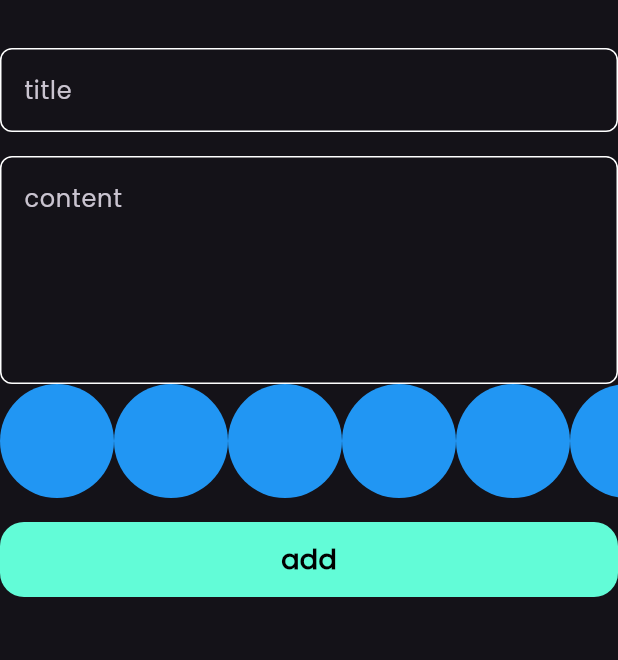
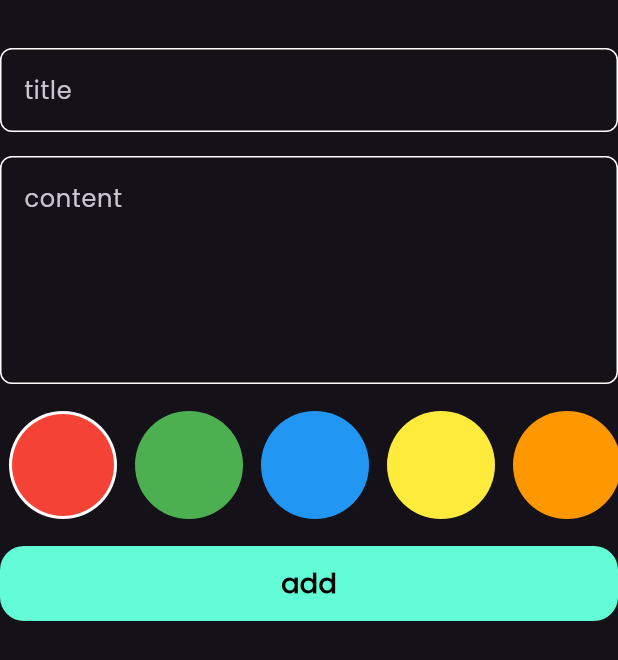
Before and after one commit to yosramohsen2-png/notes-app, a Flutter app: the AddNoteForm widget shown alone on an empty page, opened directly, on a phone screen of 412 x 824 dp. Shown: the top 660 px of the screen. Run offline on Flutter 3.47's test engine with Material 3 defaults, Android fonts, the phone set to English and light mode, and no system bars; our stand-ins replace bloc, flutter_bloc, hive, hive_flutter; accounts and stored records are empty.

Commit message:
colors list view p2

```diff
--- a/lib/views/notes_view.dart
+++ b/lib/views/notes_view.dart
@@ -35,8 +35,6 @@
 //   }
 // }
 import 'package:flutter/material.dart';
-import 'package:flutter_bloc/flutter_bloc.dart';
-import 'package:note/add_note_cubit/cubit/cubit/notes_cubit/notes_cubit_cubit.dart';
 import 'package:note/widgets/add_note_buttom_sheet.dart';
 import 'package:note/widgets/notes_view_body.dart';
 
--- a/lib/widgets/add_note_form.dart
+++ b/lib/widgets/add_note_form.dart
@@ -43,6 +43,7 @@ class _AddNoteFormState extends State<AddNoteForm> {
               subtitle = value;
             },
           ),
+          SizedBox(height: 16),
           const ColorsListView(),
           const SizedBox(height: 16),
           BlocBuilder<AddNoteCubit, AddNoteState>(
--- a/lib/widgets/colors_list_view.dart
+++ b/lib/widgets/colors_list_view.dart
@@ -1,26 +1,64 @@
 import 'package:flutter/material.dart';
 
 class ColorItem extends StatelessWidget {
-  const ColorItem({super.key});
-
+  const ColorItem({super.key, required this.isActive, required this.color});
+  final bool isActive;
+  final Color color;
   @override
   Widget build(BuildContext context) {
-    return CircleAvatar(backgroundColor: Colors.blue, radius: 38);
+    return isActive
+        ? CircleAvatar(
+            radius: 36,
+            backgroundColor: Colors.white,
+            child: CircleAvatar(backgroundColor: color, radius: 34),
+          )
+        : CircleAvatar(backgroundColor: color, radius: 36);
   }
 }
 
-class ColorsListView extends StatelessWidget {
+class ColorsListView extends StatefulWidget {
   const ColorsListView({super.key});
 
+  @override
+  State<ColorsListView> createState() => _ColorsListViewState();
+}
+
+class _ColorsListViewState extends State<ColorsListView> {
+  int currentIndex = 0;
+  List<Color> colors = [
+    Colors.red,
+    Colors.green,
+    Colors.blue,
+    Colors.yellow,
+    Colors.orange,
+    Colors.purple,
+    Colors.brown,
+    Colors.cyan,
+    Colors.pink,
+    Colors.teal,
+  ];
   @override
   Widget build(BuildContext context) {
     return SizedBox(
       height: 38 * 2,
       child: ListView.builder(
-        itemCount: 10,
+        itemCount: colors.length,
         scrollDirection: Axis.horizontal,
+        physics: const AlwaysScrollableScrollPhysics(),
         itemBuilder: (context, index) {
-          return const ColorItem();
+          return Padding(
+            padding: const EdgeInsets.symmetric(horizontal: 6),
+            child: GestureDetector(
+              onTap: () {
+                currentIndex = index;
+                setState(() {});
+              },
+              child: ColorItem(
+                color: colors[index],
+                isActive: currentIndex == index,
+              ),
+            ),
+          );
         },
       ),
     );
```
